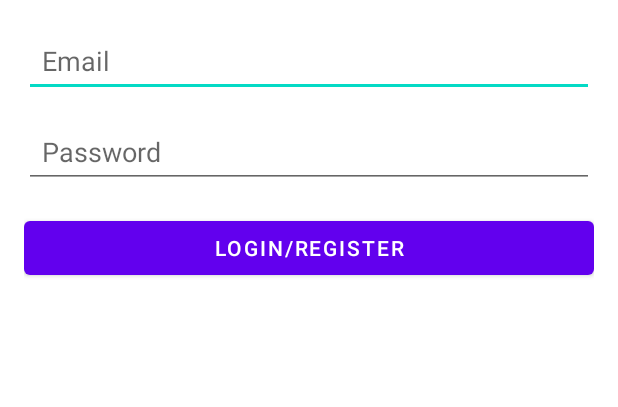
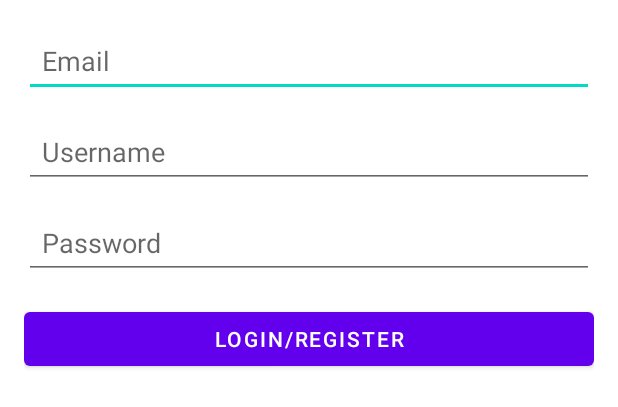
Before and after one commit to JoseSousaVaz/FestadBolso, an Android app: the layout activity_firebase_ui.xml on its own in the app's theme, with its tools: preview values and no code run, on a phone screen of 412 x 824 dp. Shown: the top 407 px of the screen. Run offline under Robolectric (Android 15) with nearby library versions, the phone set to English and light mode, and no system bars.

Commit message:
Displaying username

```diff
--- a/app/src/main/res/layout/activity_firebase_ui.xml
+++ b/app/src/main/res/layout/activity_firebase_ui.xml
@@ -19,6 +19,18 @@
         android:padding="12dp"/>
 
     <EditText
+        android:id="@+id/usernameEditText"
+        android:layout_width="0dp"
+        android:layout_height="wrap_content"
+        android:hint="Username"
+        android:inputType="textPersonName"
+        app:layout_constraintStart_toStartOf="parent"
+        app:layout_constraintEnd_toEndOf="parent"
+        app:layout_constraintTop_toBottomOf="@id/emailEditText"
+        android:padding="12dp"
+        android:layout_marginTop="12dp"/>
+
+    <EditText
         android:id="@+id/passwordEditText"
         android:layout_width="0dp"
         android:layout_height="wrap_content"
@@ -26,7 +38,7 @@
         android:inputType="textPassword"
         app:layout_constraintStart_toStartOf="parent"
         app:layout_constraintEnd_toEndOf="parent"
-        app:layout_constraintTop_toBottomOf="@id/emailEditText"
+        app:layout_constraintTop_toBottomOf="@id/usernameEditText"
         android:padding="12dp"
         android:layout_marginTop="12dp"/>
 
```
Also changed, not shown: app/src/main/java/com/example/festadbolso/UI/FirebaseUIActivity.java (+28 -16 lines), app/src/main/java/com/example/festadbolso/UI/MainActivity.java (+6 -7 lines).
